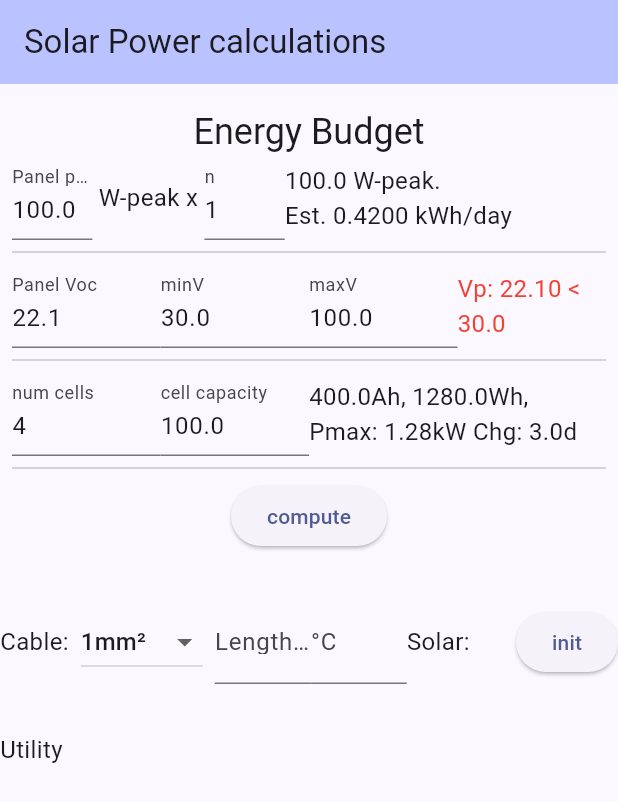
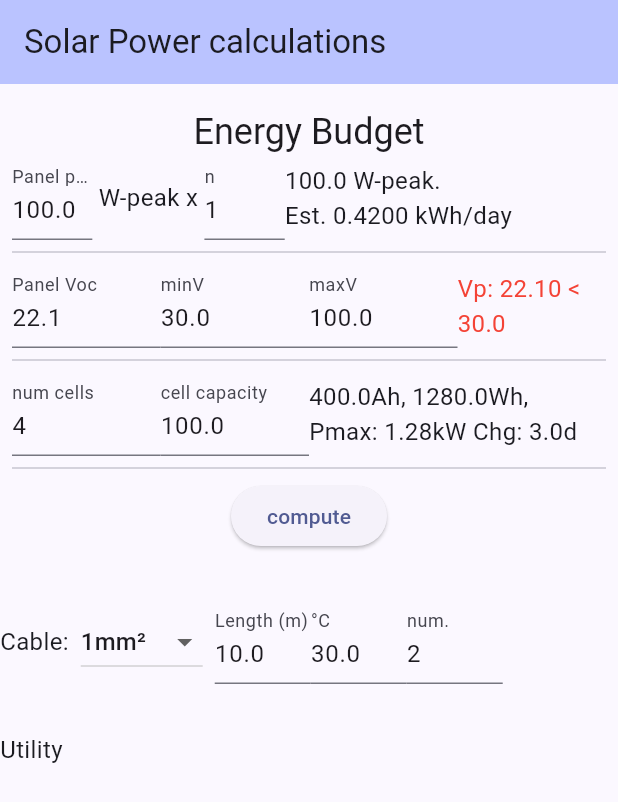
Before and after one commit to siuyin/solarcalc, a Flutter app: the screen it shows after launch, on a phone screen of 412 x 824 dp. Shown: the top 802 px of the screen. Run offline on Flutter 3.47's test engine with Material 3 defaults, Android fonts, the phone set to English and light mode, and no system bars; our stand-ins replace hive_flutter; accounts and stored records are empty.

Commit message:
feat: compute single conductor resistance

```diff
--- a/lib/main.dart
+++ b/lib/main.dart
@@ -101,16 +101,28 @@ class _SolarState extends State<Solar> {
     _init();
   }
 
+  setIfEmpty(String key, dynamic value) {
+    if (box.get(key) != null) return;
+    box.put(key, value);
+    debugPrint('set $key to $value');
+  }
+
   _init() async {
     await Hive.initFlutter();
     box = await Hive.openBox('solar');
+    setIfEmpty('cableCrossSection', 2.5);
+    cableCrossSection = box.get('cableCrossSection');
+
+    setIfEmpty('cableLength', cableLength);
+    cableLengthController.text = box.get('cableLength').toString();
+
+    setIfEmpty('cableTemp', cableTemp);
+    cableTempController.text = box.get('cableTemp').toString();
+
+    setIfEmpty('numConductors', numConductors);
+    numConductorsController.text = box.get('numConductors').toString();
+
     box.put('gerbau', 'terpau');
-  }
-
-  _terp() {
-    setState(() {
-      gerbau = '${box.get('gerbau')}: ${DateTime.now().toString()}';
-    });
   }
 
   static final list = <(String, double)>[
@@ -124,15 +136,27 @@ class _SolarState extends State<Solar> {
     ('10AWG', 5.26),
   ];
   double cableCrossSection = list.first.$2;
+  double cableTemp = 30.0;
+  double cableLength = 10.0;
+  int numConductors = 2;
 
   final cableTempController = TextEditingController();
   final cableLengthController = TextEditingController();
+  final numConductorsController = TextEditingController();
+
+  double temperatureCorrectedCopperResistivity(){
+    return 17.24e-9*(1+3.93e-3*(cableTemp-20.0));
+  }
+  double singleConductorResistance(){
+    return temperatureCorrectedCopperResistivity()*cableLength/cableCrossSection*1e6;
+  }
 
   @override
   Widget build(BuildContext context) {
     return Container(
       padding: const EdgeInsets.only(top: 32),
       child: Row(
+        // crossAxisAlignment: CrossAxisAlignment.end,
         children: [
           const Text('Cable:'),
           DropdownButton(
@@ -146,7 +170,7 @@ class _SolarState extends State<Solar> {
             onChanged: (val) {
               setState(() {
                 cableCrossSection = val!;
-                gerbau = 'dropped down: $cableCrossSection';
+                compute();
               });
             },
             padding: const EdgeInsets.fromLTRB(8, 0, 8, 0),
@@ -175,16 +199,42 @@ class _SolarState extends State<Solar> {
               ),
             ),
           ),
+          SizedBox(
+            width: 64,
+            child: TextField(
+              controller: numConductorsController,
+              onSubmitted: (_) => compute(),
+              keyboardType: TextInputType.number,
+              inputFormatters: [FilteringTextInputFormatter.digitsOnly],
+              decoration: const InputDecoration(
+                labelText: 'num.',
+              ),
+            ),
+          ),
           Expanded(
-            child: Text('Solar: $gerbau'),
+            child: Text(gerbau),
           ),
-          ElevatedButton(onPressed: _terp, child: const Text('init'))
         ],
       ),
     );
   }
 
-  compute() {}
+  compute() {
+    setState(() {
+      box.put('cableCrossSection',cableCrossSection);
+
+      cableLength = double.tryParse(cableLengthController.text) ?? cableLength;
+      box.put('cableLength', cableLength);
+
+      cableLength = double.tryParse(cableTempController.text) ?? cableTemp;
+      box.put('cableTemp', cableLength);
+
+      numConductors= int.tryParse(numConductorsController.text) ?? numConductors;
+      box.put('numConductors', numConductors);
+
+      gerbau = 'Single conductor resistance: ${singleConductorResistance().toStringAsPrecision(3)}Ω';
+    });
+  }
 }
 
 class Budget extends StatefulWidget {
```
